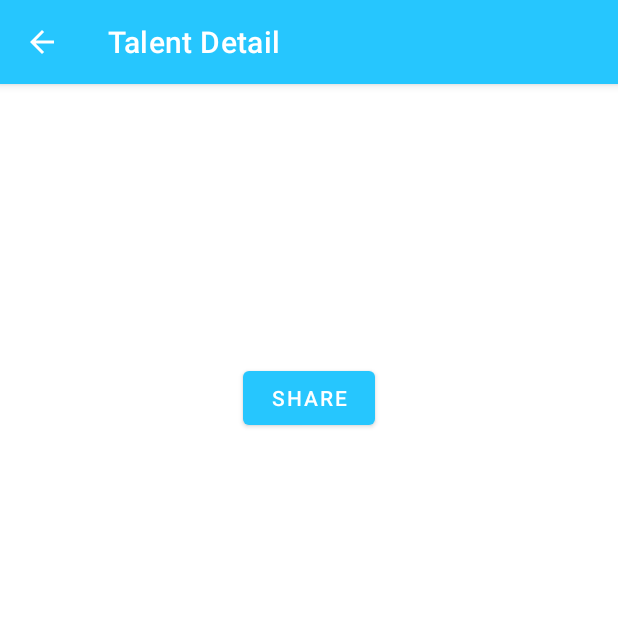
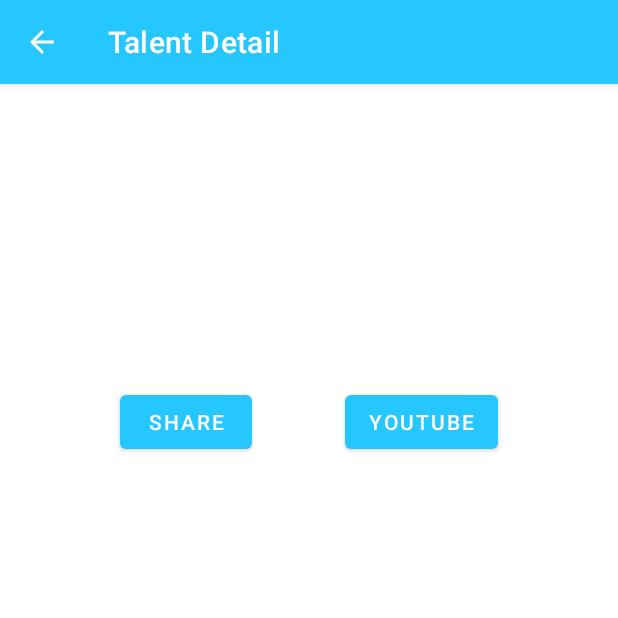
Before and after one commit to Pujiarto-Tri/HololiveTalent_dicoding_submission, an Android app: the TalentDetailActivity screen opened directly, with no data from a screen before it, after a tap on "SHARE", on a phone screen of 412 x 824 dp, the top half of it. Run offline under Robolectric (Android 15) with nearby library versions, the phone set to English and light mode, and no system bars.

Commit message:
added youtube link button to open youtube app or open browser if youtube app not available

```diff
--- a/app/src/main/AndroidManifest.xml
+++ b/app/src/main/AndroidManifest.xml
@@ -14,6 +14,9 @@
         android:theme="@style/Theme.HololiveTalent"
         tools:targetApi="31">
         <activity
+            android:name=".SplashScreenActivity"
+            android:exported="false" />
+        <activity
             android:name=".AboutActivity"
             android:exported="false" />
         <activity
@@ -24,7 +27,6 @@
             android:exported="true">
             <intent-filter>
                 <action android:name="android.intent.action.MAIN" />
-
                 <category android:name="android.intent.category.LAUNCHER" />
             </intent-filter>
         </activity>
--- a/app/src/main/java/com/pujiarto/hololivetalent/MainActivity.kt
+++ b/app/src/main/java/com/pujiarto/hololivetalent/MainActivity.kt
@@ -47,6 +47,7 @@ class MainActivity : AppCompatActivity() {
         detailTalentIntent.putExtra(TalentDetailActivity.EXTRA_UNIT, talent.unit)
         detailTalentIntent.putExtra(TalentDetailActivity.EXTRA_IMAGE, talent.photo)
         detailTalentIntent.putExtra(TalentDetailActivity.EXTRA_DESCRIPTION, talent.description)
+        detailTalentIntent.putExtra(TalentDetailActivity.EXTRA_YT, talent.youtube)
         startActivity(detailTalentIntent)
     }
 
--- a/app/src/main/java/com/pujiarto/hololivetalent/TalentDetailActivity.kt
+++ b/app/src/main/java/com/pujiarto/hololivetalent/TalentDetailActivity.kt
@@ -1,11 +1,16 @@
 package com.pujiarto.hololivetalent
 
+import android.content.ActivityNotFoundException
+import android.content.ComponentName
 import android.content.Intent
+import android.content.pm.PackageManager
+import android.net.Uri
 import android.os.Bundle
 import android.widget.Button
 import android.widget.ImageView
 import android.widget.TextView
 import androidx.appcompat.app.AppCompatActivity
+
 
 class TalentDetailActivity : AppCompatActivity() {
 
@@ -17,6 +22,7 @@ class TalentDetailActivity : AppCompatActivity() {
         const val EXTRA_UNIT = "extra_unit"
         const val EXTRA_NAME = "extra_name"
         const val EXTRA_DESCRIPTION = "extra_description"
+        const val EXTRA_YT = "extra_yt"
     }
 
     override fun onCreate(savedInstanceState: Bundle?) {
@@ -29,12 +35,14 @@ class TalentDetailActivity : AppCompatActivity() {
         val talentUnit: TextView = findViewById(R.id.unitTalentDetail)
         val talentImg: ImageView = findViewById(R.id.imageTalentDetail)
         val talentDescription : TextView = findViewById(R.id.descriptionTalentDetail)
+        val talentYoutube: Button = findViewById(R.id.youtubeTalentDetail)
 
         val name = intent.getStringExtra(EXTRA_NAME)
         val jpName = intent.getStringExtra(EXTRA_JPNAME)
         val unit = intent.getStringExtra(EXTRA_UNIT)
         val talentPhoto = intent.getIntExtra(EXTRA_IMAGE, 0)
         val description = intent.getStringExtra(EXTRA_DESCRIPTION)
+        val youtube = intent.getStringExtra(EXTRA_YT)
 
         talentName.text = name
         talentJpname.text = jpName
@@ -42,14 +50,26 @@ class TalentDetailActivity : AppCompatActivity() {
         talentImg.setImageResource(talentPhoto)
         talentDescription.text = description
 
+
         val actionShareButton : Button = findViewById(R.id.action_share)
         actionShareButton.setOnClickListener{
             val actionShareIntent = Intent()
             actionShareIntent.action = Intent.ACTION_SEND
-            actionShareIntent.putExtra(Intent.EXTRA_TEXT,"Share this page")
+            actionShareIntent.putExtra(Intent.EXTRA_TEXT,youtube)
             actionShareIntent.type = "text/plain"
-            startActivity(Intent.createChooser(actionShareIntent, "Share"))
+            startActivity(Intent.createChooser(actionShareIntent, youtube))
         }
+
+        talentYoutube.setOnClickListener {
+            val talentYoutubeIntentApp = Intent(Intent.ACTION_VIEW, Uri.parse("vnd.$youtube"))
+            val talentYoutubeIntentBrowser = Intent(Intent.ACTION_VIEW, Uri.parse(youtube))
+            try {
+                this.startActivity(talentYoutubeIntentApp)
+            } catch (ex: ActivityNotFoundException) {
+                this.startActivity(talentYoutubeIntentBrowser)
+            }
+        }
+
     }
     private fun setActionBarTitle(title: String) {
         supportActionBar?.title = title
--- a/app/src/main/java/com/pujiarto/hololivetalent/data/TalentsData.kt
+++ b/app/src/main/java/com/pujiarto/hololivetalent/data/TalentsData.kt
@@ -244,6 +244,7 @@ object TalentsData {
                 talent.jp_name = talentJp_Names[position]
                 talent.description = talentDescriptions[position]
                 talent.photo = talentImages[position]
+                talent.youtube = talentYoutubes[position]
                 list.add(talent)
             }
             return list
--- a/app/src/main/res/layout/activity_talent_detail.xml
+++ b/app/src/main/res/layout/activity_talent_detail.xml
@@ -65,10 +65,20 @@
         android:id="@+id/action_share"
         android:layout_width="wrap_content"
         android:layout_height="wrap_content"
-        android:layout_marginTop="16dp"
+        android:layout_marginStart="80dp"
+        android:layout_marginTop="32dp"
         android:text="@string/share"
-        app:layout_constraintEnd_toEndOf="parent"
         app:layout_constraintStart_toStartOf="parent"
         app:layout_constraintTop_toBottomOf="@+id/descriptionTalentDetail" />
 
+    <Button
+        android:id="@+id/youtubeTalentDetail"
+        android:layout_width="wrap_content"
+        android:layout_height="wrap_content"
+        android:layout_marginTop="32dp"
+        android:layout_marginEnd="80dp"
+        android:text="@string/youtube"
+        app:layout_constraintEnd_toEndOf="parent"
+        app:layout_constraintTop_toBottomOf="@+id/descriptionTalentDetail" />
+
 </androidx.constraintlayout.widget.ConstraintLayout>
```
Also changed, not shown: app/src/main/java/com/pujiarto/hololivetalent/SplashScreenActivity.kt (added, +12 -0 lines), app/src/main/res/layout/activity_splash_screen.xml (added, +18 -0 lines), app/src/main/res/drawable/splash.png (added).
